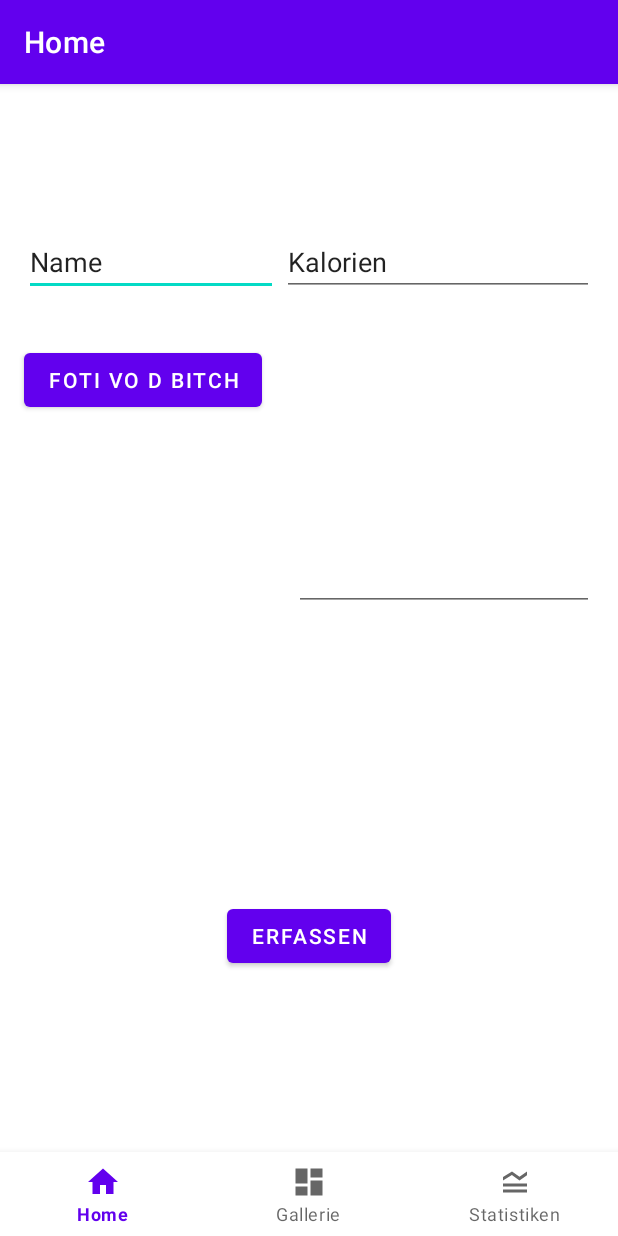
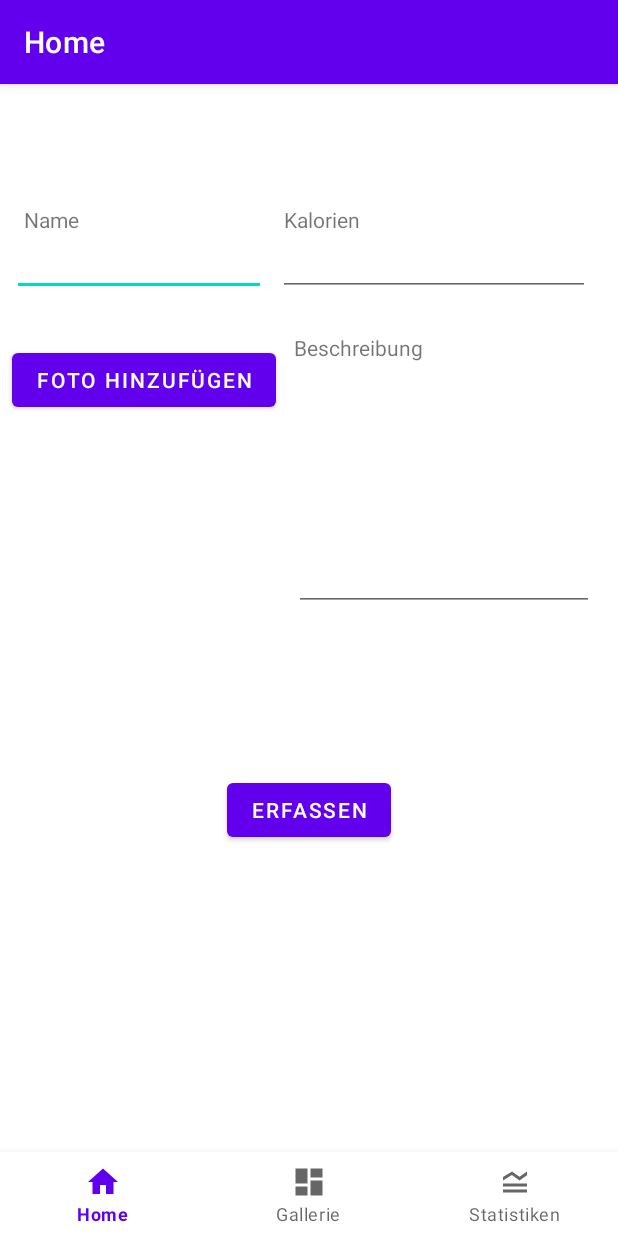
Before and after one commit to edohusakovic/SodaCounter, an Android app: the screen it shows after launch (MainActivity), on a phone screen of 412 x 824 dp. Run offline under Robolectric (Android 15) with nearby library versions, the phone set to English and light mode, and no system bars; our stand-ins replace navigation-ui.

Commit message:
Before Sorted Packages

```diff
--- a/app/src/main/res/layout/fragment_dashboard.xml
+++ b/app/src/main/res/layout/fragment_dashboard.xml
@@ -5,7 +5,7 @@
     android:id="@+id/image"
     android:layout_width="match_parent"
     android:layout_height="match_parent"
-    tools:context=".ui.dashboard.DashboardFragment">
+    tools:context=".ui.gallery.DashboardFragment">
 
     <TextView
         android:id="@+id/text_dashboard"
--- a/app/src/main/res/layout/fragment_home.xml
+++ b/app/src/main/res/layout/fragment_home.xml
@@ -26,9 +26,9 @@
         android:id="@+id/cameraButton"
         android:layout_width="wrap_content"
         android:layout_height="wrap_content"
-        android:layout_marginStart="16dp"
+        android:layout_marginStart="8dp"
         android:layout_marginTop="32dp"
-        android:text="Foti vo d bitch"
+        android:text="Foto hinzufügen"
         app:layout_constraintStart_toStartOf="parent"
         app:layout_constraintTop_toBottomOf="@+id/sodaName" />
 
@@ -47,11 +47,10 @@
         android:id="@+id/sodaName"
         android:layout_width="169dp"
         android:layout_height="41dp"
-        android:layout_marginStart="16dp"
+        android:layout_marginStart="8dp"
         android:layout_marginTop="44dp"
         android:ems="10"
         android:inputType="textPersonName"
-        android:text="Name"
         app:layout_constraintStart_toStartOf="parent"
         app:layout_constraintTop_toTopOf="parent" />
 
@@ -59,12 +58,11 @@
         android:id="@+id/calories"
         android:layout_width="208dp"
         android:layout_height="41dp"
+        android:layout_marginStart="8dp"
         android:layout_marginTop="44dp"
-        android:layout_marginEnd="16dp"
         android:ems="10"
         android:inputType="number"
-        android:text="Kalorien"
-        app:layout_constraintEnd_toEndOf="parent"
+        app:layout_constraintStart_toEndOf="@+id/sodaName"
         app:layout_constraintTop_toTopOf="parent" />
 
     <EditText
@@ -83,9 +81,36 @@
         android:id="@+id/submit"
         android:layout_width="wrap_content"
         android:layout_height="wrap_content"
-        android:layout_marginBottom="176dp"
+        android:layout_marginTop="404dp"
         android:text="Erfassen"
-        app:layout_constraintBottom_toBottomOf="parent"
         app:layout_constraintEnd_toEndOf="parent"
-        app:layout_constraintStart_toStartOf="parent" />
+        app:layout_constraintStart_toStartOf="parent"
+        app:layout_constraintTop_toTopOf="parent" />
+
+    <TextView
+        android:id="@+id/textView"
+        android:layout_width="wrap_content"
+        android:layout_height="wrap_content"
+        android:layout_marginStart="8dp"
+        android:text="Name"
+        app:layout_constraintBottom_toTopOf="@+id/sodaName"
+        app:layout_constraintStart_toStartOf="@+id/sodaName" />
+
+    <TextView
+        android:id="@+id/textView2"
+        android:layout_width="wrap_content"
+        android:layout_height="wrap_content"
+        android:layout_marginStart="4dp"
+        android:text="Kalorien"
+        app:layout_constraintBottom_toTopOf="@+id/calories"
+        app:layout_constraintStart_toStartOf="@+id/calories" />
+
+    <TextView
+        android:id="@+id/textView3"
+        android:layout_width="wrap_content"
+        android:layout_height="wrap_content"
+        android:layout_marginBottom="4dp"
+        android:text="Beschreibung"
+        app:layout_constraintBottom_toTopOf="@+id/sodaDescription"
+        app:layout_constraintStart_toStartOf="@+id/sodaDescription" />
 </androidx.constraintlayout.widget.ConstraintLayout>
--- a/app/src/main/res/navigation/mobile_navigation.xml
+++ b/app/src/main/res/navigation/mobile_navigation.xml
@@ -13,7 +13,7 @@
 
     <fragment
         android:id="@+id/navigation_dashboard"
-        android:name="com.example.bumsliste.ui.dashboard.DashboardFragment"
+        android:name="com.example.bumsliste.ui.gallery.DashboardFragment"
         android:label="@string/title_dashboard"
         tools:layout="@layout/fragment_dashboard" />
 
```
Also changed, not shown: app/src/main/java/com/example/bumsliste/SettingsActivity.java (added, +14 -0 lines), app/src/main/java/com/example/bumsliste/ui/dashboard/DashboardViewModel.java (deleted, +0 -9 lines), app/src/main/java/com/example/bumsliste/ui/gallery/DashboardFragment.java (renamed from app/src/main/java/com/example/bumsliste/ui/dashboard/DashboardFragment.java, +11 -43 lines), app/src/main/java/com/example/bumsliste/ui/gallery/DashboardViewModel.java (added, +7 -0 lines), app/src/main/res/drawable/ic_settings_24px.xml (added, +9 -0 lines), app/src/main/res/layout/activity_settings.xml (added, +17 -0 lines).
